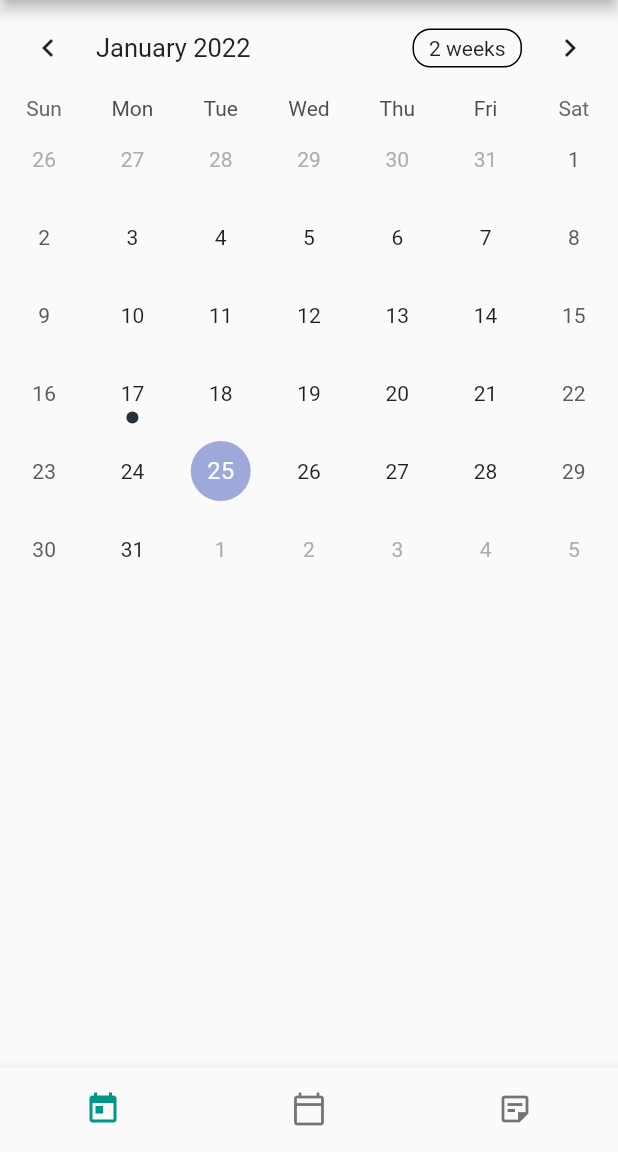
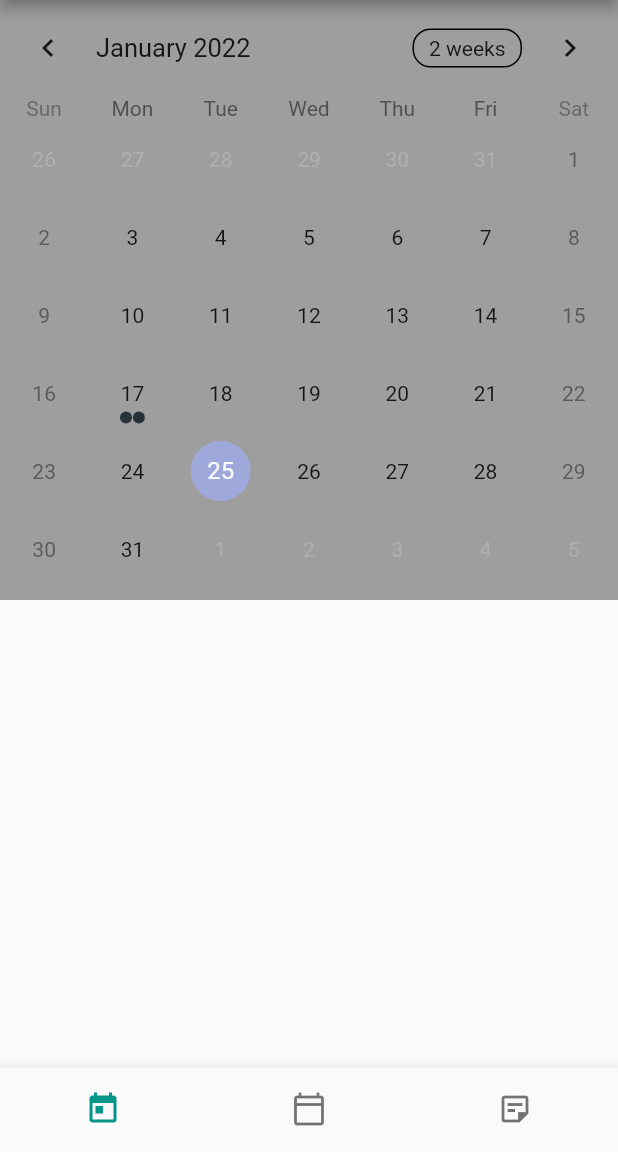
Before and after one commit to songsh927/TIL_Node.js-Flutter_Scheduler_client, a Flutter app: the screen it shows after launch, item 2 of the bottom bar chosen, on a phone screen of 412 x 824 dp, the part 84-1236 px from its top. Run offline on Flutter 3.47's test engine with Material 2 defaults, Android fonts, the phone set to English and light mode, and no system bars; drawn by our look-alikes of table_calendar.

Commit message:
22.01.25

```diff
--- a/lib/main.dart
+++ b/lib/main.dart
@@ -199,29 +199,46 @@ class weekSchedule extends StatefulWidget {
 
 class _weekScheduleState extends State<weekSchedule> {
 
-  Map<DateTime, List> _events = {
-    //DateTime.utc(2022,01,21): ['asdf'],
-    //DateTime.utc(2022,1,22): ['asdf'],
-  };
+  final Map<DateTime, List> _events = {};
+  var _todayEvents = [];
 
   CalendarFormat _calendarFormat = CalendarFormat.month;
   DateTime _focusedDay = DateTime.now();
   DateTime? _selectedDay;
 
   @override
-  Widget build(BuildContext context) {
-
-    Map newData = new Map();
+  void initState() {//TODO 데이터 날짜 입력 및 파싱 효율적으로 바꾸기
     for(var i = 0 ; i < widget.data.length ; i++){
       int y = int.parse(widget.data[i]['date'].split(",")[0]);
       int m = int.parse(widget.data[i]['date'].split(",")[1]);
       int d = int.parse(widget.data[i]['date'].split(",")[2]);
 
-      _events[DateTime.utc(y,m,d)] = [widget.data[i]['title']];
+      if(_events.containsKey(DateTime.utc(y, m, d))){
+        _events.update(DateTime.utc(y, m, d), (value) => value + [widget.data[i]['title']]);
+      }else{
+        _events[DateTime.utc(y, m, d)] = [widget.data[i]['title']];
+      }
+    }
+    super.initState();
   }
 
+  _countSelectedDay () {
+    setState(() {
+      _todayEvents = [];
+      _events[_selectedDay]?.forEach((e) => _todayEvents.add(e));
+    });
+    return _todayEvents.length;
+  }
 
-    return TableCalendar(
+  @override
+  Widget build(BuildContext context) {
+
+    return Column(
+      children: [
+        Container(
+          height: 400,
+          color: Colors.grey,
+          child: TableCalendar(
             focusedDay: DateTime.now(),
             firstDay: DateTime.utc(2010,1,1),
             lastDay: DateTime.utc(2040,12,31),
@@ -247,6 +264,20 @@ class _weekScheduleState extends State<weekSchedule> {
             eventLoader: (day){
               return _events[day] ?? [];
             },
+          ),
+        ),
+        Container(
+          height: 260,
+          child: ListView.builder(
+              itemCount: _countSelectedDay(),
+              itemBuilder: (c , i){
+                return ListTile(
+                  title: Text(_todayEvents[i]),
+                );
+              },
+          ),
+        ),
+      ],
     );
   }
 }
```
Lines whose indentation alone changed are shown as unchanged.
